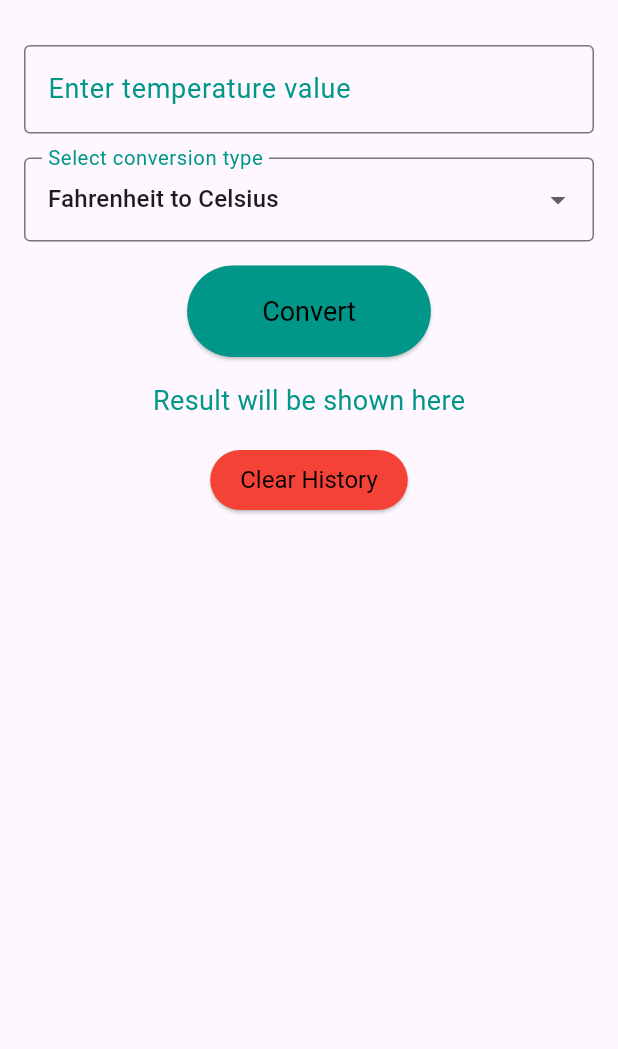
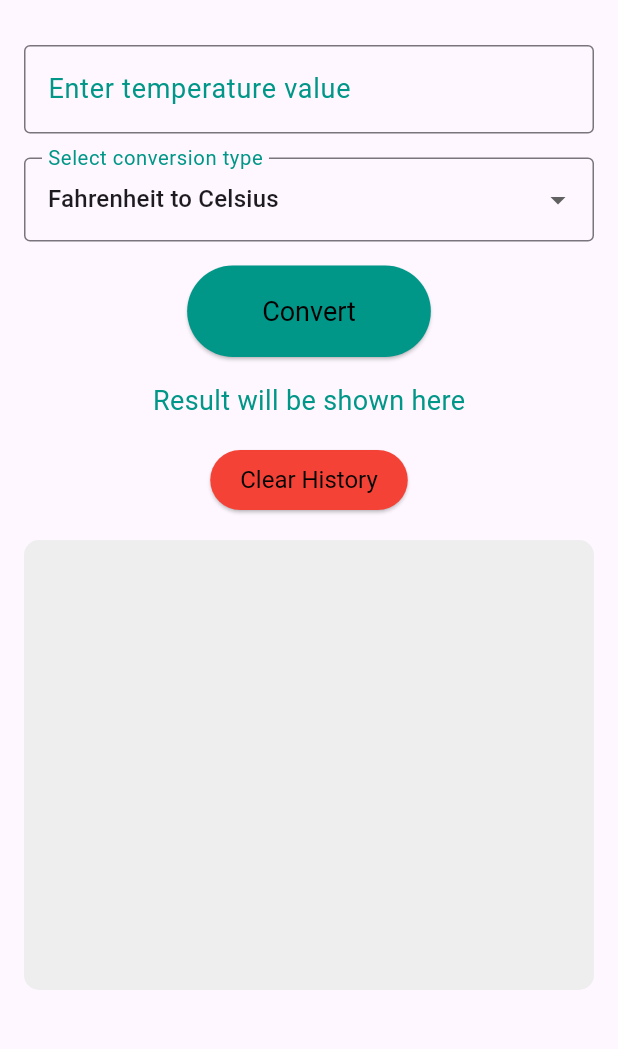
Before and after one commit to DimitriKwihangana/temperature-converter, a Flutter app: the screen it shows after launch, on a phone screen of 412 x 824 dp, the part 63-1112 px from its top. Run offline on Flutter 3.47's test engine with Material 3 defaults, Android fonts, the phone set to English and light mode, and no system bars.

```diff
--- a/lib/main.dart
+++ b/lib/main.dart
@@ -113,8 +113,9 @@ class _TemperatureConverterScreenState
     }
     setState(() {
       _result =
-          '$_selectedConversion: $input$inputUnit => ${converted.toStringAsFixed(2)}$outputUnit';
-      _history.add('$input$inputUnit is equal to ${converted.toStringAsFixed(2)}$outputUnit');
+          '$_selectedConversion: $input$inputUnit => ${converted.toStringAsFixed(1)}$outputUnit';
+      _history.add(
+          '$input$inputUnit is equal to ${converted.toStringAsFixed(1)}$outputUnit');
     });
   }
 
@@ -148,7 +149,9 @@ class _TemperatureConverterScreenState
         ),
         centerTitle: true,
       ),
-      body: Padding(
+      body: SafeArea(
+        child: SingleChildScrollView(
+          child: Padding(
             padding: const EdgeInsets.all(16.0),
             child: Column(
               children: [
@@ -186,7 +189,6 @@ class _TemperatureConverterScreenState
                 ElevatedButton(
                   onPressed: _convertTemperature,
                   child: Text('Convert', style: TextStyle(color: Colors.black)),
-
                 ),
                 SizedBox(height: 16),
                 Text(
@@ -197,7 +199,6 @@ class _TemperatureConverterScreenState
                 ElevatedButton(
                   onPressed: _clearHistory,
                   child: Text('Clear History', style: TextStyle(color: Colors.black)),
-
                   style: ButtonStyle(
                     backgroundColor: MaterialStateProperty.all(Colors.red),
                     padding: MaterialStateProperty.all(
@@ -209,8 +210,18 @@ class _TemperatureConverterScreenState
                   ),
                 ),
                 SizedBox(height: 16),
-            Expanded(
+                Container(
+                  height: 300, // Adjusted height
+                  decoration: BoxDecoration(
+                    color: Colors.grey[200], // Background color
+                    borderRadius: BorderRadius.circular(10),
+                  ),
+                  padding: EdgeInsets.all(8.0),
+                  child: Scrollbar(
+                    child: SingleChildScrollView(
                       child: ListView.builder(
+                        shrinkWrap: true,
+                        physics: NeverScrollableScrollPhysics(),
                         itemCount: _history.length,
                         itemBuilder: (context, index) {
                           return ListTile(
@@ -219,7 +230,11 @@ class _TemperatureConverterScreenState
                         },
                       ),
                     ),
+                  ),
+                ),
               ],
+            ),
+          ),
         ),
       ),
     );
```
Lines whose indentation alone changed are shown as unchanged.
